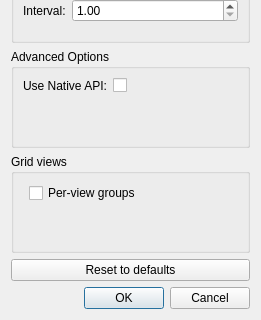
Qt form ui/PreferencesDialog.ui (cvuchener/df-workdetailtest) before a commit; both pictures show x 0 to 261 and y 190 to 510 of the 261 by 510 pixel window.
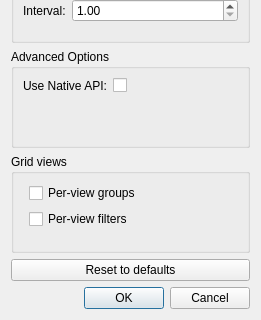
The same form after that commit.

Commit message: Add per-view filters option

```diff
--- a/ui/PreferencesDialog.ui
+++ b/ui/PreferencesDialog.ui
@@ -136,6 +136,13 @@
           </property>
          </widget>
         </item>
+        <item row="2" column="1">
+         <widget class="QCheckBox" name="gridview_perview_filters">
+          <property name="text">
+           <string>Per-view filters</string>
+          </property>
+         </widget>
+        </item>
        </layout>
       </item>
      </layout>
```
The commit also changes 7 other files.
